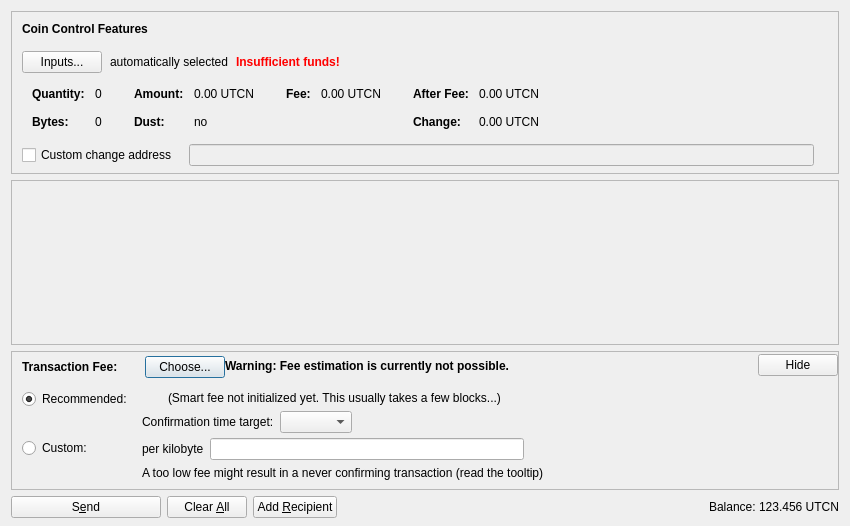
The window that src/qt/forms/sendcoinsdialog.ui (Ultracoins/Ultracoin) describes before a commit, drawn with Qt 5.
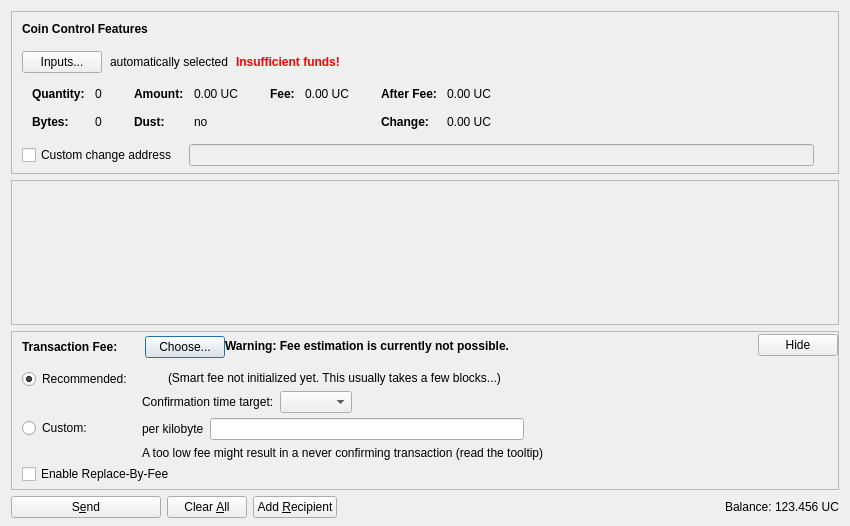
The same window after the commit. Icons and pictures are not drawn. Custom widgets are drawn as their Qt base class.

The edit to the form file:
```diff
--- a/src/qt/forms/sendcoinsdialog.ui
+++ b/src/qt/forms/sendcoinsdialog.ui
@@ -324,7 +324,7 @@
                   <enum>Qt::ActionsContextMenu</enum>
                  </property>
                  <property name="text">
-                  <string notr="true">0.00 UTCN</string>
+                  <string notr="true">0.00 UC</string>
                  </property>
                  <property name="textInteractionFlags">
                   <set>Qt::LinksAccessibleByMouse|Qt::TextSelectableByKeyboard|Qt::TextSelectableByMouse</set>
@@ -404,7 +404,7 @@
                   <enum>Qt::ActionsContextMenu</enum>
                  </property>
                  <property name="text">
-                  <string notr="true">0.00 UTCN</string>
+                  <string notr="true">0.00 UC</string>
                  </property>
                  <property name="textInteractionFlags">
                   <set>Qt::LinksAccessibleByMouse|Qt::TextSelectableByKeyboard|Qt::TextSelectableByMouse</set>
@@ -455,7 +455,7 @@
                   <enum>Qt::ActionsContextMenu</enum>
                  </property>
                  <property name="text">
-                  <string notr="true">0.00 UTCN</string>
+                  <string notr="true">0.00 UC</string>
                  </property>
                  <property name="textInteractionFlags">
                   <set>Qt::LinksAccessibleByMouse|Qt::TextSelectableByKeyboard|Qt::TextSelectableByMouse</set>
@@ -484,7 +484,7 @@
                   <enum>Qt::ActionsContextMenu</enum>
                  </property>
                  <property name="text">
-                  <string notr="true">0.00 UTCN</string>
+                  <string notr="true">0.00 UC</string>
                  </property>
                  <property name="textInteractionFlags">
                   <set>Qt::LinksAccessibleByMouse|Qt::TextSelectableByKeyboard|Qt::TextSelectableByMouse</set>
@@ -1072,6 +1072,16 @@
              </item>
             </layout>
            </item>
+           <item>
+            <widget class="QCheckBox" name="optInRBF">
+             <property name="text">
+              <string>Enable Replace-By-Fee</string>
+             </property>
+             <property name="toolTip">
+              <string>With Replace-By-Fee (BIP-125) you can increase a transaction's fee after it is sent. Without this, a higher fee may be recommended to compensate for increased transaction delay risk.</string>
+             </property>
+            </widget>
+           </item>
           </layout>
          </widget>
         </item>
@@ -1204,7 +1214,7 @@
           <cursorShape>IBeamCursor</cursorShape>
          </property>
          <property name="text">
-          <string notr="true">123.456 UTCN</string>
+          <string notr="true">123.456 UC</string>
          </property>
          <property name="textInteractionFlags">
           <set>Qt::LinksAccessibleByMouse|Qt::TextSelectableByKeyboard|Qt::TextSelectableByMouse</set>
```
Left out of the diff: 18 changed lines with no effect on the pictures.
